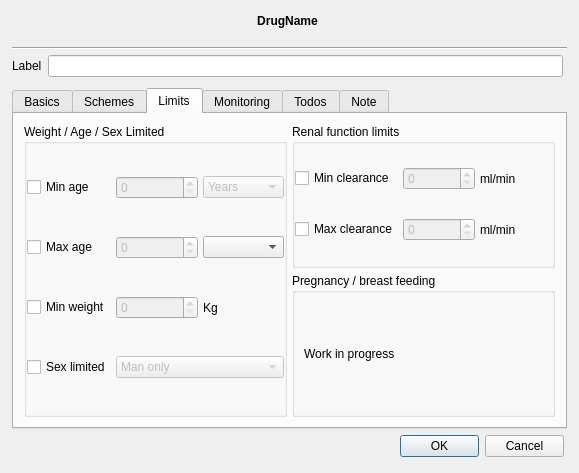
FreeHealth/freehealth, file plugins/formwidgets/mfDrugsWidget/drugswidget/mfDosageCreatorDialog.ui: the form before one commit.
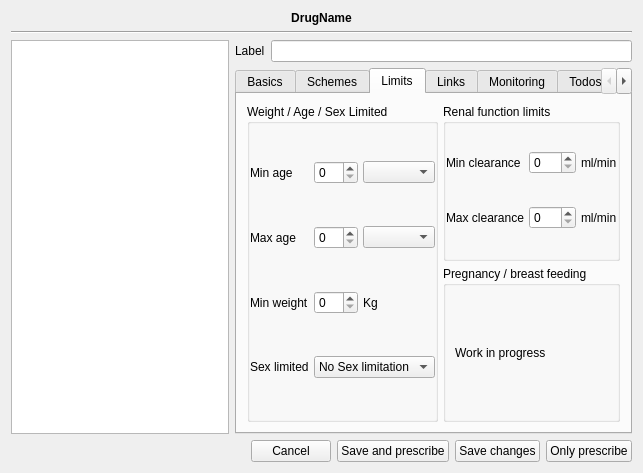
The form after the commit. The open tabs and pages were chosen to show the change. Custom widgets are drawn as their Qt base class.

Diff of the .ui file:
```diff
--- a/plugins/formwidgets/mfDrugsWidget/drugswidget/mfDosageCreatorDialog.ui
+++ b/plugins/formwidgets/mfDrugsWidget/drugswidget/mfDosageCreatorDialog.ui
@@ -6,22 +6,16 @@
    <rect>
     <x>0</x>
     <y>0</y>
-    <width>579</width>
+    <width>643</width>
     <height>473</height>
    </rect>
   </property>
   <property name="windowTitle">
    <string>Dialog</string>
   </property>
+  <layout class="QGridLayout" name="gridLayout">
+   <item row="0" column="0" colspan="2">
   <widget class="QLabel" name="drugNameLabel">
-   <property name="geometry">
-    <rect>
-     <x>12</x>
-     <y>12</y>
-     <width>551</width>
-     <height>17</height>
-    </rect>
-   </property>
    <property name="sizePolicy">
     <sizepolicy hsizetype="Expanding" vsizetype="Fixed">
      <horstretch>0</horstretch>
@@ -50,30 +44,32 @@
     <bool>true</bool>
    </property>
   </widget>
+   </item>
+   <item row="1" column="0" colspan="2">
   <widget class="Line" name="line">
-   <property name="geometry">
-    <rect>
-     <x>12</x>
-     <y>40</y>
-     <width>555</width>
-     <height>16</height>
-    </rect>
-   </property>
    <property name="orientation">
     <enum>Qt::Horizontal</enum>
    </property>
   </widget>
+   </item>
+   <item row="2" column="1">
+    <layout class="QHBoxLayout" name="horizontalLayout_3">
+     <item>
+      <widget class="QLabel" name="labelOfDosageLabel">
+       <property name="text">
+        <string>Label</string>
+       </property>
+      </widget>
+     </item>
+     <item>
+      <widget class="QLineEdit" name="labelLineEdit"/>
+     </item>
+    </layout>
+   </item>
+   <item row="3" column="1">
   <widget class="QTabWidget" name="tabWidget">
-   <property name="geometry">
-    <rect>
-     <x>12</x>
-     <y>88</y>
-     <width>555</width>
-     <height>341</height>
-    </rect>
-   </property>
    <property name="currentIndex">
-    <number>2</number>
+      <number>0</number>
    </property>
    <widget class="QWidget" name="tabBasics">
     <attribute name="title">
@@ -241,7 +237,11 @@
            </widget>
           </item>
           <item>
-           <widget class="QSpinBox" name="periodSpin"/>
+             <widget class="QSpinBox" name="periodSpin">
+              <property name="minimum">
+               <number>1</number>
+              </property>
+             </widget>
           </item>
           <item>
            <widget class="QComboBox" name="periodSchemeCombo">
@@ -443,11 +443,6 @@
            <height>16777215</height>
           </size>
          </property>
-         <item>
-          <property name="text">
-           <string>Sec</string>
-          </property>
-         </item>
         </widget>
        </item>
       </layout>
@@ -722,36 +717,10 @@
         <property name="spacing">
          <number>5</number>
         </property>
-        <item row="0" column="0">
-         <widget class="QCheckBox" name="minAgeCheck">
-          <property name="minimumSize">
-           <size>
-            <width>0</width>
-            <height>22</height>
-           </size>
-          </property>
-          <property name="text">
-           <string>Min age</string>
-          </property>
-         </widget>
-        </item>
-        <item row="0" column="1">
-         <widget class="QSpinBox" name="minAgeSpin">
-          <property name="enabled">
-           <bool>false</bool>
-          </property>
-          <property name="minimumSize">
-           <size>
-            <width>0</width>
-            <height>22</height>
-           </size>
-          </property>
-         </widget>
-        </item>
         <item row="0" column="2">
          <widget class="QComboBox" name="minAgeCombo">
           <property name="enabled">
-           <bool>false</bool>
+             <bool>true</bool>
           </property>
           <property name="minimumSize">
            <size>
@@ -760,53 +729,7 @@
            </size>
           </property>
           <property name="currentIndex">
-           <number>3</number>
-          </property>
-          <item>
-           <property name="text">
-            <string>Days</string>
-           </property>
-          </item>
-          <item>
-           <property name="text">
-            <string>Weeks</string>
-           </property>
-          </item>
-          <item>
-           <property name="text">
-            <string>Months</string>
-           </property>
-          </item>
-          <item>
-           <property name="text">
-            <string>Years</string>
-           </property>
-          </item>
-         </widget>
-        </item>
-        <item row="2" column="0">
-         <widget class="QCheckBox" name="minWeightCheck">
-          <property name="minimumSize">
-           <size>
-            <width>0</width>
-            <height>22</height>
-           </size>
-          </property>
-          <property name="text">
-           <string>Min weight</string>
-          </property>
-         </widget>
-        </item>
-        <item row="2" column="1">
-         <widget class="QSpinBox" name="minWeightSpin">
-          <property name="enabled">
-           <bool>false</bool>
-          </property>
-          <property name="minimumSize">
-           <size>
-            <width>0</width>
-            <height>22</height>
-           </size>
+             <number>-1</number>
           </property>
          </widget>
         </item>
@@ -823,23 +746,10 @@
           </property>
          </widget>
         </item>
-        <item row="3" column="0">
-         <widget class="QCheckBox" name="sexLimitCheck">
-          <property name="minimumSize">
-           <size>
-            <width>0</width>
-            <height>22</height>
-           </size>
-          </property>
-          <property name="text">
-           <string>Sex limited</string>
-          </property>
-         </widget>
-        </item>
         <item row="3" column="1" colspan="2">
          <widget class="QComboBox" name="sexLimitCombo">
           <property name="enabled">
-           <bool>false</bool>
+             <bool>true</bool>
           </property>
           <property name="minimumSize">
            <size>
@@ -847,6 +757,11 @@
             <height>22</height>
            </size>
           </property>
+            <item>
+             <property name="text">
+              <string>No Sex limitation</string>
+             </property>
+            </item>
           <item>
            <property name="text">
             <string>Man only</string>
@@ -859,34 +774,49 @@
           </item>
          </widget>
         </item>
-        <item row="1" column="1">
-         <widget class="QSpinBox" name="maxAgeSpin">
+          <item row="1" column="2">
+           <widget class="QComboBox" name="maxAgeCombo">
           <property name="enabled">
-           <bool>false</bool>
-          </property>
-          <property name="minimumSize">
-           <size>
-            <width>0</width>
-            <height>22</height>
-           </size>
+             <bool>true</bool>
+            </property>
+           </widget>
+          </item>
+          <item row="0" column="0">
+           <widget class="QLabel" name="label">
+            <property name="text">
+             <string>Min age</string>
           </property>
          </widget>
         </item>
         <item row="1" column="0">
-         <widget class="QCheckBox" name="maxAgeCheck">
-          <property name="minimumSize">
-           <size>
-            <width>0</width>
-            <height>22</height>
-           </size>
-          </property>
+           <widget class="QLabel" name="label_2">
           <property name="text">
            <string>Max age</string>
           </property>
          </widget>
         </item>
-        <item row="1" column="2">
-         <widget class="QComboBox" name="maxAgeCombo"/>
+          <item row="2" column="0">
+           <widget class="QLabel" name="label_5">
+            <property name="text">
+             <string>Min weight</string>
+            </property>
+           </widget>
+          </item>
+          <item row="3" column="0">
+           <widget class="QLabel" name="label_7">
+            <property name="text">
+             <string>Sex limited</string>
+            </property>
+           </widget>
+          </item>
+          <item row="0" column="1">
+           <widget class="QSpinBox" name="minAgeSpin"/>
+          </item>
+          <item row="1" column="1">
+           <widget class="QSpinBox" name="maxAgeSpin"/>
+          </item>
+          <item row="2" column="1">
+           <widget class="QSpinBox" name="minWeightSpin"/>
         </item>
        </layout>
       </widget>
@@ -903,23 +833,10 @@
         <property name="spacing">
          <number>5</number>
         </property>
-        <item row="0" column="0">
-         <widget class="QCheckBox" name="minClearanceCheck">
-          <property name="minimumSize">
-           <size>
-            <width>0</width>
-            <height>22</height>
-           </size>
-          </property>
-          <property name="text">
-           <string>Min clearance</string>
-          </property>
-         </widget>
-        </item>
         <item row="0" column="1">
          <widget class="QSpinBox" name="minClearanceSpin">
           <property name="enabled">
-           <bool>false</bool>
+             <bool>true</bool>
           </property>
           <property name="minimumSize">
            <size>
@@ -927,6 +844,9 @@
             <height>22</height>
            </size>
           </property>
+            <property name="maximum">
+             <number>150</number>
+            </property>
          </widget>
         </item>
         <item row="0" column="2">
@@ -942,23 +862,10 @@
           </property>
          </widget>
         </item>
-        <item row="1" column="0">
-         <widget class="QCheckBox" name="maxClearanceCheck">
-          <property name="minimumSize">
-           <size>
-            <width>0</width>
-            <height>22</height>
-           </size>
-          </property>
-          <property name="text">
-           <string>Max clearance</string>
-          </property>
-         </widget>
-        </item>
         <item row="1" column="1">
          <widget class="QSpinBox" name="maxClearanceSpin">
           <property name="enabled">
-           <bool>false</bool>
+             <bool>true</bool>
           </property>
           <property name="minimumSize">
            <size>
@@ -966,6 +873,9 @@
             <height>22</height>
            </size>
           </property>
+            <property name="maximum">
+             <number>150</number>
+            </property>
          </widget>
         </item>
         <item row="1" column="2">
@@ -981,6 +891,20 @@
           </property>
          </widget>
         </item>
+          <item row="0" column="0">
+           <widget class="QLabel" name="label_13">
+            <property name="text">
+             <string>Min clearance</string>
+            </property>
+           </widget>
+          </item>
+          <item row="1" column="0">
+           <widget class="QLabel" name="label_14">
+            <property name="text">
+             <string>Max clearance</string>
+            </property>
+           </widget>
+          </item>
        </layout>
       </widget>
      </item>
@@ -1002,6 +926,57 @@
      </item>
     </layout>
    </widget>
+     <widget class="QWidget" name="tabLinks">
+      <attribute name="title">
+       <string>Links</string>
+      </attribute>
+      <layout class="QGridLayout" name="gridLayout_17">
+       <item row="0" column="0">
+        <widget class="QGroupBox" name="groupBox_8">
+         <property name="title">
+          <string>Links to CIM10 diagnosis</string>
+         </property>
+         <property name="checkable">
+          <bool>true</bool>
+         </property>
+         <property name="checked">
+          <bool>false</bool>
+         </property>
+         <layout class="QGridLayout" name="gridLayout_15">
+          <item row="0" column="0">
+           <widget class="QLabel" name="label_16">
+            <property name="text">
+             <string>Work in progress</string>
+            </property>
+           </widget>
+          </item>
+         </layout>
+        </widget>
+       </item>
+       <item row="0" column="1">
+        <widget class="QGroupBox" name="groupBox_9">
+         <property name="title">
+          <string>Links to eDRC diagnosis</string>
+         </property>
+         <property name="checkable">
+          <bool>true</bool>
+         </property>
+         <property name="checked">
+          <bool>false</bool>
+         </property>
+         <layout class="QGridLayout" name="gridLayout_16">
+          <item row="0" column="0">
+           <widget class="QLabel" name="label_17">
+            <property name="text">
+             <string>Work in progress</string>
+            </property>
+           </widget>
+          </item>
+         </layout>
+        </widget>
+       </item>
+      </layout>
+     </widget>
    <widget class="QWidget" name="tabMonitoring">
     <attribute name="title">
      <string>Monitoring</string>
@@ -1130,44 +1105,68 @@
     </layout>
    </widget>
   </widget>
-  <widget class="QDialogButtonBox" name="buttonBox">
-   <property name="geometry">
-    <rect>
-     <x>400</x>
-     <y>430</y>
-     <width>164</width>
-     <height>32</height>
-    </rect>
-   </property>
+   </item>
+   <item row="2" column="0" rowspan="2">
+    <widget class="tkListView" name="availableDosagesListView"/>
+   </item>
+   <item row="4" column="0" colspan="2">
+    <layout class="QHBoxLayout" name="horizontalLayout_7">
+     <item>
+      <spacer name="horizontalSpacer">
    <property name="orientation">
     <enum>Qt::Horizontal</enum>
    </property>
-   <property name="standardButtons">
-    <set>QDialogButtonBox::Cancel|QDialogButtonBox::Ok</set>
-   </property>
-  </widget>
-  <widget class="QWidget" name="layoutWidget">
-   <property name="geometry">
-    <rect>
-     <x>12</x>
-     <y>54</y>
-     <width>551</width>
-     <height>24</height>
-    </rect>
-   </property>
-   <layout class="QHBoxLayout" name="horizontalLayout_3">
+       <property name="sizeHint" stdset="0">
+        <size>
+         <width>40</width>
+         <height>20</height>
+        </size>
+       </property>
+      </spacer>
+     </item>
+     <item>
+      <widget class="QPushButton" name="cancelButton">
+       <property name="toolTip">
+        <string>Cancel this window, all changes will be lost.</string>
+       </property>
+       <property name="text">
+        <string>Cancel</string>
+       </property>
+      </widget>
+     </item>
+     <item>
+      <widget class="QPushButton" name="saveAndPrescribeButton">
+       <property name="toolTip">
+        <string>The dosage will be used for your actual prescription,&lt;br /&gt; and it will be saved in your dosage database.</string>
+       </property>
+       <property name="text">
+        <string>Save and prescribe</string>
+       </property>
+      </widget>
+     </item>
     <item>
-     <widget class="QLabel" name="labelOfDosageLabel">
+      <widget class="QPushButton" name="saveButton">
+       <property name="toolTip">
+        <string>The dosage will be saved in your dosage databse, &lt;br /&gt;no cahnges will be done to your actual prescription.</string>
+       </property>
       <property name="text">
-       <string>Label</string>
+        <string>Save changes</string>
       </property>
      </widget>
     </item>
     <item>
-     <widget class="QLineEdit" name="labelLineEdit"/>
-    </item>
-   </layout>
-  </widget>
+      <widget class="QPushButton" name="prescribeButton">
+       <property name="toolTip">
+        <string>The dosage will be used for your actual prescription,&lt;br /&gt; but will not be saved in your dosage database.</string>
+       </property>
+       <property name="text">
+        <string>Only prescribe</string>
+       </property>
+      </widget>
+     </item>
+    </layout>
+   </item>
+  </layout>
  </widget>
  <customwidgets>
   <customwidget>
@@ -1176,6 +1175,11 @@
    <header>tkStringListView.h</header>
    <container>1</container>
   </customwidget>
+  <customwidget>
+   <class>tkListView</class>
+   <extends>QListView</extends>
+   <header>tkListView.h</header>
+  </customwidget>
  </customwidgets>
  <resources/>
  <connections>
```
Left out of the diff: 121 changed lines with no effect on the pictures. Lines whose indentation alone changed are shown as unchanged.
